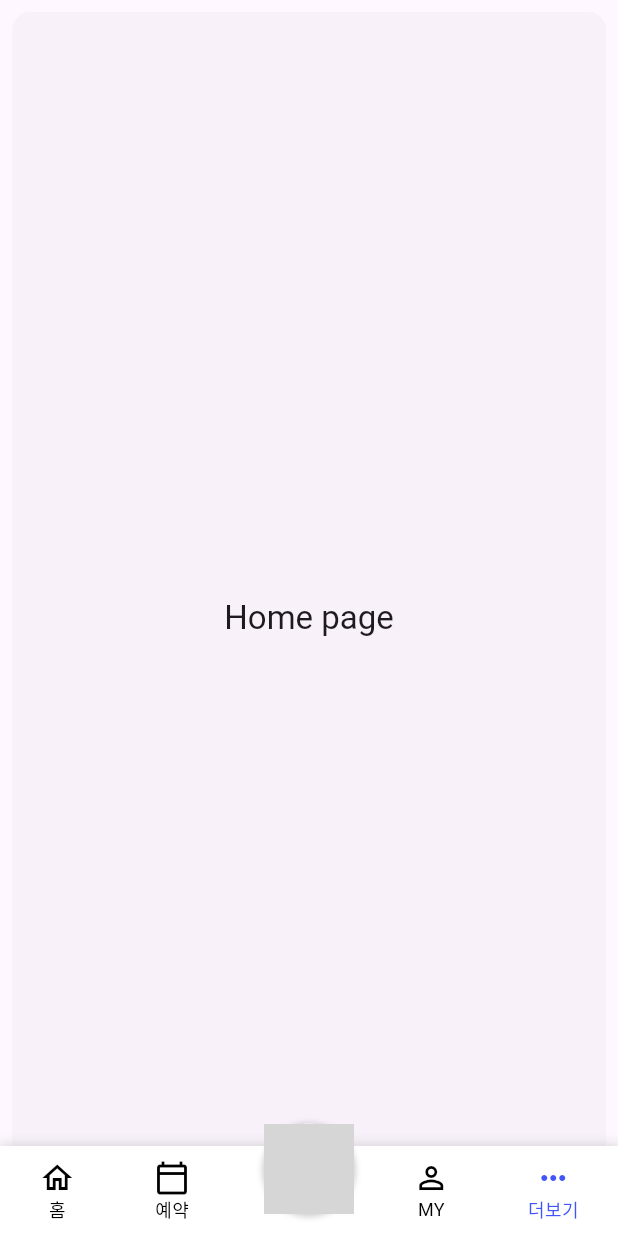
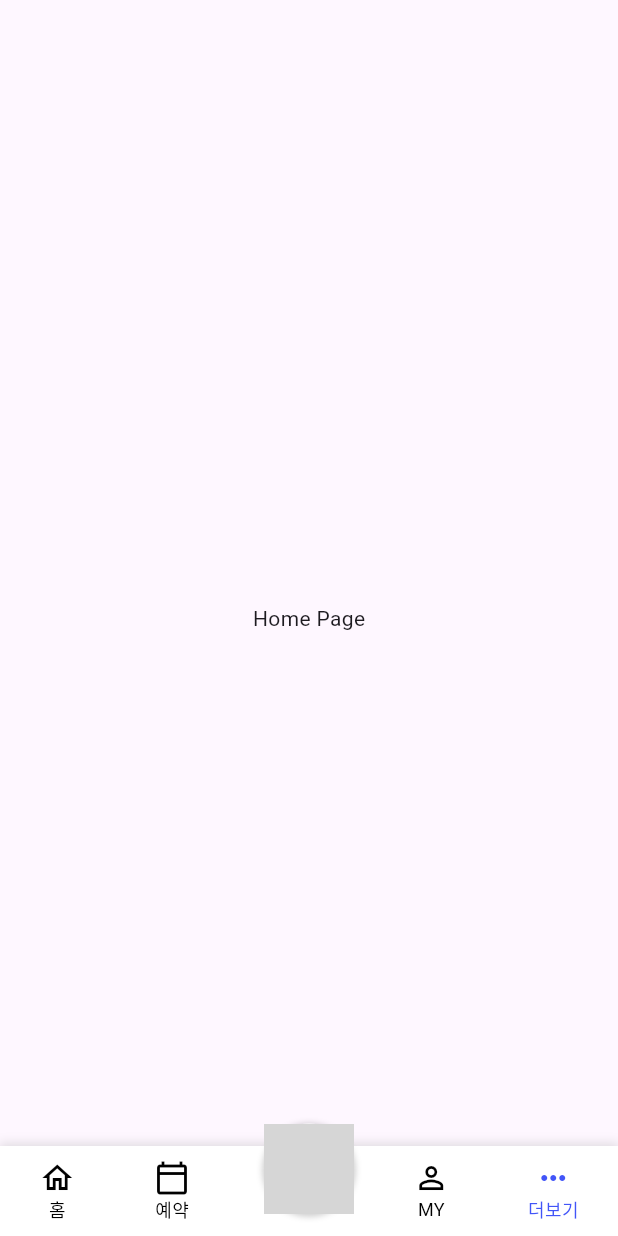
Before and after one commit to poeroff/ORA_APP, a Flutter app: the HomeScreen screen opened directly, item 5 of the bottom bar chosen, after a tap on "취소", on a phone screen of 412 x 824 dp. Run offline on Flutter 3.47's test engine with Material 3 defaults, Android fonts, the phone set to English and light mode, and no system bars; our stand-ins replace flutter_dotenv, flutter_native_splash, geolocator, shared_preferences, speech_to_text, url_strategy; missing offline and left inert: kakao_flutter_sdk, kakao_flutter_sdk_user; accounts and stored records are empty; network calls fail; grey boxes are pictures that could not be loaded.

Commit message:
예약 실시간

```diff
--- a/ora_app/lib/provider/recommand_store.dart
+++ b/ora_app/lib/provider/recommand_store.dart
@@ -12,6 +12,10 @@ class RecommandStore {
           "email": email,
         }));
     if (response.statusCode == 200 || response.statusCode == 201) {
+      Map<String, dynamic> data = jsonDecode(response.body);
+      if (data['status'] == 409) {
+        return "409";
+      }
       return "200";
     } else {
       throw Exception(
--- a/ora_app/lib/screen/home_screen.dart
+++ b/ora_app/lib/screen/home_screen.dart
@@ -1,3 +1,4 @@
+import 'dart:convert';
 import 'package:flutter/material.dart';
 import 'package:ora_app/model/reservation.dart';
 import 'package:ora_app/provider/today_reservation.dart';
@@ -7,7 +8,9 @@ import 'package:ora_app/screen/main/main_screen.dart';
 import 'package:shared_preferences/shared_preferences.dart';
 
 class HomeScreen extends StatefulWidget {
-  const HomeScreen({super.key});
+  const HomeScreen({
+    Key? key,
+  }) : super(key: key);
 
   @override
   State<HomeScreen> createState() => HomeScreenState();
@@ -15,32 +18,74 @@ class HomeScreen extends StatefulWidget {
 
 class HomeScreenState extends State<HomeScreen> {
   int currentPageIndex = 0;
-  TodayReservation todayReservation = TodayReservation();
-
+  final TodayReservation todayReservation = TodayReservation();
   List<Reservation> reservations = [];
+  bool isLoading = false;
 
   @override
   void initState() {
     super.initState();
-    reservationStatus();
+    _fetchReservations();
   }
 
-  void reservationStatus() async {
-    SharedPreferences prefs = await SharedPreferences.getInstance();
-    List<Reservation> fetchedReservations =
-        await todayReservation.today_reservation(prefs.getString("email"));
+  Future<void> _fetchReservations() async {
+    setState(() => isLoading = true);
+    try {
+      final prefs = await SharedPreferences.getInstance();
+      final email = prefs.getString("email");
+      if (email != null) {
+        final fetchedReservations =
+            await todayReservation.today_reservation(email);
         setState(() {
           reservations = fetchedReservations;
+          _saveReservations();
         });
-    print(reservations);
+      }
+    } finally {
+      setState(() => isLoading = false);
+    }
+  }
+
+  Future<void> _saveReservations() async {
+    try {
+      final prefs = await SharedPreferences.getInstance();
+      final reservationsJson =
+          jsonEncode(reservations.map((r) => r.toJson()).toList());
+      await prefs.setString('savedReservations', reservationsJson);
+    } catch (e) {
+      print('예약 정보 저장 중 오류 발생: $e');
+    }
+  }
+
+  void _showErrorDialog(String message) {
+    showDialog(
+      context: context,
+      builder: (context) => AlertDialog(
+        title: const Text('오류'),
+        content: Text(message),
+        actions: [
+          TextButton(
+            onPressed: () => Navigator.pop(context),
+            child: const Text('확인'),
+          ),
+        ],
+      ),
+    );
   }
 
   @override
   Widget build(BuildContext context) {
-    final ThemeData theme = Theme.of(context);
     return Scaffold(
       extendBody: true,
-      bottomNavigationBar: Stack(
+      bottomNavigationBar: _buildBottomNavigationBar(),
+      body: isLoading
+          ? const Center(child: CircularProgressIndicator())
+          : _buildBody(),
+    );
+  }
+
+  Widget _buildBottomNavigationBar() {
+    return Stack(
       clipBehavior: Clip.none,
       alignment: Alignment.topCenter,
       children: [
@@ -57,10 +102,18 @@ class HomeScreenState extends State<HomeScreen> {
         ),
         Positioned(
           top: -15,
-            child: GestureDetector(
+          child: _buildChatButton(),
+        ),
+      ],
+    );
+  }
+
+  Widget _buildChatButton() {
+    return GestureDetector(
       onTap: () {
         Navigator.of(context).push(MaterialPageRoute(
-                    builder: (context) => const ChatScreen()));
+          builder: (context) => const ChatScreen(),
+        ));
       },
       child: Container(
         width: 60,
@@ -84,88 +137,18 @@ class HomeScreenState extends State<HomeScreen> {
           ),
         ),
       ),
-            ),
-          ),
-        ],
-      ),
-      body: <Widget>[
-        MainScreen(
-          reservations: reservations,
-        ),
-        const Padding(
-          padding: EdgeInsets.all(8.0),
-          child: Column(
-            children: <Widget>[
-              Card(
-                child: ListTile(
-                  leading: Icon(Icons.notifications_sharp),
-                  title: Text('Notification 1'),
-                  subtitle: Text('This is a notification'),
-                ),
-              ),
-              Card(
-                child: ListTile(
-                  leading: Icon(Icons.notifications_sharp),
-                  title: Text('Notification 2'),
-                  subtitle: Text('This is a notification'),
-                ),
-              ),
-            ],
-          ),
-        ),
-        ListView.builder(
-          reverse: true,
-          itemCount: 2,
-          itemBuilder: (BuildContext context, int index) {
-            if (index == 0) {
-              return Align(
-                alignment: Alignment.centerRight,
-                child: Container(
-                  margin: const EdgeInsets.all(8.0),
-                  padding: const EdgeInsets.all(8.0),
-                  decoration: BoxDecoration(
-                    color: theme.colorScheme.primary,
-                    borderRadius: BorderRadius.circular(8.0),
-                  ),
-                  child: Text(
-                    'Hello',
-                    style: theme.textTheme.bodyLarge!
-                        .copyWith(color: theme.colorScheme.onPrimary),
-                  ),
-                ),
     );
   }
-            return Align(
-              alignment: Alignment.centerLeft,
-              child: Container(
-                margin: const EdgeInsets.all(8.0),
-                padding: const EdgeInsets.all(8.0),
-                decoration: BoxDecoration(
-                  color: theme.colorScheme.primary,
-                  borderRadius: BorderRadius.circular(8.0),
-                ),
-                child: Text(
-                  'Hi!',
-                  style: theme.textTheme.bodyLarge!
-                      .copyWith(color: theme.colorScheme.onPrimary),
-                ),
-              ),
-            );
-          },
-        ),
-        Card(
-          shadowColor: Colors.transparent,
-          margin: const EdgeInsets.all(8.0),
-          child: SizedBox.expand(
-            child: Center(
-              child: Text(
-                'Home page',
-                style: theme.textTheme.titleLarge,
-              ),
-            ),
-          ),
-        ),
-      ][currentPageIndex],
+
+  Widget _buildBody() {
+    return IndexedStack(
+      index: currentPageIndex,
+      children: [
+        MainScreen(reservations: reservations),
+        const NotificationsScreen(),
+        const ChatListScreen(),
+        const HomePage(),
+      ],
     );
   }
 
@@ -174,38 +157,29 @@ class HomeScreenState extends State<HomeScreen> {
       context: context,
       builder: (BuildContext context) {
         return AlertDialog(
-          titleTextStyle: Theme.of(context).textTheme.titleLarge!.copyWith(
-                color: Theme.of(context).colorScheme.onPrimaryContainer,
-              ),
-          backgroundColor: Theme.of(context).colorScheme.primaryContainer,
-          iconColor: Theme.of(context).colorScheme.onPrimaryContainer,
-          contentTextStyle: Theme.of(context).textTheme.bodyMedium!.copyWith(
-                color: Theme.of(context).colorScheme.onPrimaryContainer,
-              ),
           title: const Text('로그아웃'),
           content: const Text('정말 로그아웃하시겠습니까?'),
           actions: <Widget>[
             TextButton(
-              onPressed: () {
-                Navigator.pop(context);
-              },
+              onPressed: () => Navigator.pop(context),
               child: const Text('취소'),
             ),
             TextButton(
-              onPressed: () async {
-                Navigator.of(context).pushReplacement(MaterialPageRoute(
-                    builder: (context) => const LoginScreen(
-                          authority: "OWNER",
-                        )));
-                SharedPreferences prefs = await SharedPreferences.getInstance();
-                await prefs.setBool('isLoggedIn', false);
-              },
+              onPressed: _logout,
               child: const Text('확인'),
             ),
           ],
         );
       },
     );
+  }
+
+  Future<void> _logout() async {
+    Navigator.of(context).pushReplacement(MaterialPageRoute(
+      builder: (context) => const LoginScreen(authority: "OWNER"),
+    ));
+    final prefs = await SharedPreferences.getInstance();
+    await prefs.setBool('isLoggedIn', false);
   }
 }
 
@@ -214,10 +188,10 @@ class CustomNavigationBar extends StatelessWidget {
   final Function(int) onTap;
 
   const CustomNavigationBar({
-    super.key,
+    Key? key,
     required this.currentIndex,
     required this.onTap,
-  });
+  }) : super(key: key);
 
   @override
   Widget build(BuildContext context) {
@@ -240,7 +214,7 @@ class CustomNavigationBar extends StatelessWidget {
           _buildNavItem(Icons.home, Icons.home_outlined, '홈', 0),
           _buildNavItem(
               Icons.calendar_today, Icons.calendar_today_outlined, '예약', 1),
-          const SizedBox(width: 60), // 가운데 버튼을 위한 공간
+          const SizedBox(width: 60),
           _buildNavItem(Icons.person, Icons.person_outline, 'MY', 2),
           _buildNavItem(Icons.more_horiz, Icons.more_horiz_outlined, '더보기', 3),
         ],
@@ -275,3 +249,31 @@ class CustomNavigationBar extends StatelessWidget {
     );
   }
 }
+
+// 추가적인 화면들은 별도의 파일로 분리하는 것이 좋습니다.
+class NotificationsScreen extends StatelessWidget {
+  const NotificationsScreen({Key? key}) : super(key: key);
+
+  @override
+  Widget build(BuildContext context) {
+    return const Center(child: Text('Notifications Screen'));
+  }
+}
+
+class ChatListScreen extends StatelessWidget {
+  const ChatListScreen({Key? key}) : super(key: key);
+
+  @override
+  Widget build(BuildContext context) {
+    return const Center(child: Text('Chat List Screen'));
+  }
+}
+
+class HomePage extends StatelessWidget {
+  const HomePage({Key? key}) : super(key: key);
+
+  @override
+  Widget build(BuildContext context) {
+    return const Center(child: Text('Home Page'));
+  }
+}
```
Also changed, not shown: ora_app/lib/model/reservation.dart (+26 -8 lines), ora_app/lib/screen/ai_chat/chat_screen.dart (+5 -5 lines). Lines whose indentation alone changed are shown as unchanged.
